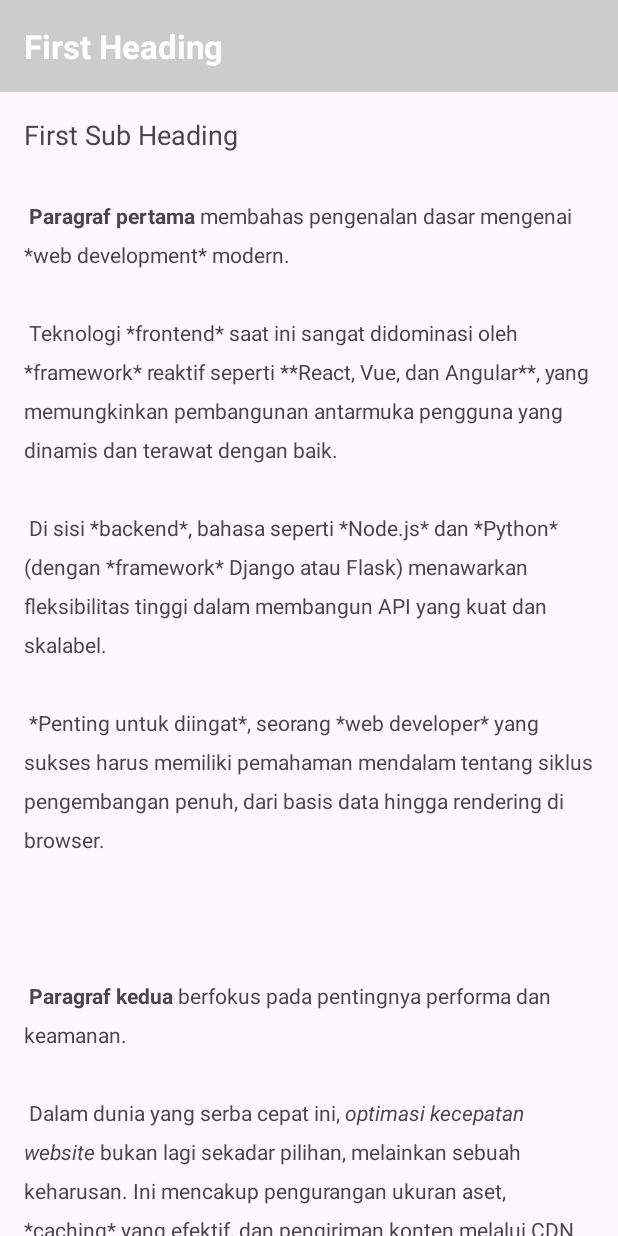
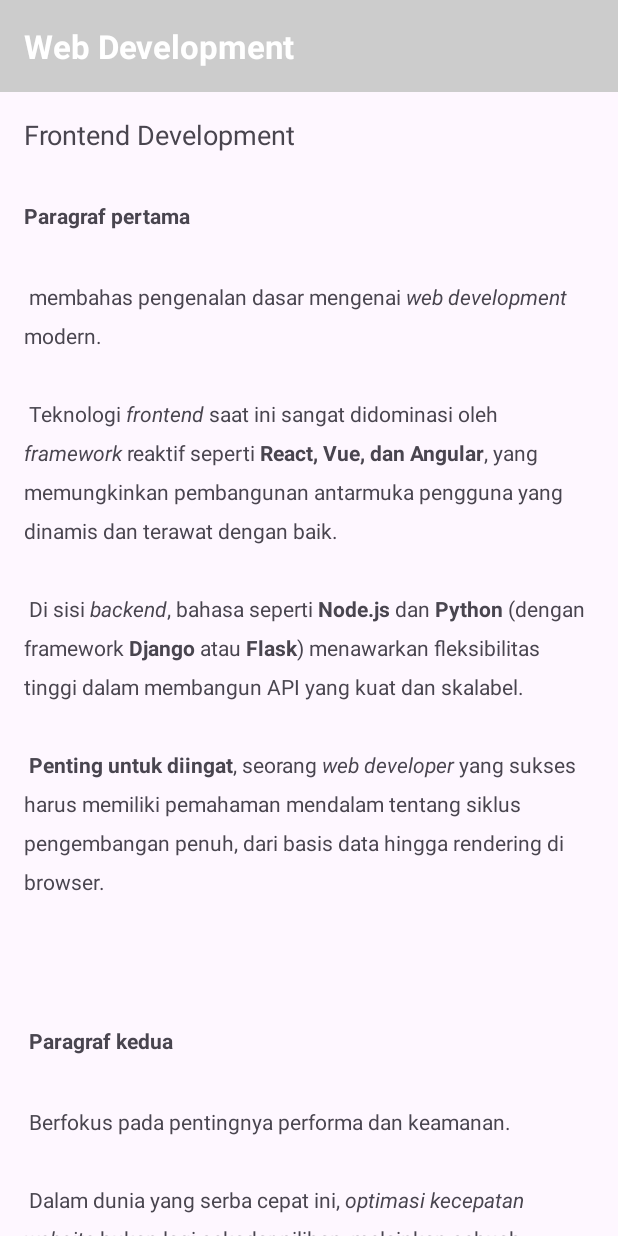
Before and after one commit to barfaibista-cmyk/android-scrolling-text, an Android app: the screen it shows after launch (MainActivity), on a phone screen of 412 x 824 dp. Run offline under Robolectric (Android 15) with nearby library versions, the phone set to English and light mode, and no system bars.

```diff
--- a/app/src/main/res/values/strings.xml
+++ b/app/src/main/res/values/strings.xml
@@ -1,24 +1,23 @@
 <?xml version="1.0" encoding="utf-8"?>
 <resources>
   <string name="app_name">Scrolling Text</string>
-  <string name="article_title">First Heading</string>
-  <string name="article_subtitle">First Sub Heading</string>
-  <string name="article_text">
-    <b>Paragraf pertama</b> membahas pengenalan dasar mengenai *web development* modern. \n\n
-    Teknologi *frontend* saat ini sangat didominasi oleh *framework* reaktif seperti **React, Vue, dan Angular**, yang memungkinkan pembangunan antarmuka pengguna yang dinamis dan terawat dengan baik.
+  <string name="article_title">Web Development</string>
+  <string name="article_subtitle">Frontend Development</string>
+  <string name="article_text"><b>Paragraf pertama</b>\n\n membahas pengenalan dasar mengenai <i>web development</i> modern. \n\n
+    Teknologi <i>frontend</i> saat ini sangat didominasi oleh <i>framework</i> reaktif seperti <b>React, Vue, dan Angular</b>, yang memungkinkan pembangunan antarmuka pengguna yang dinamis dan terawat dengan baik.
     \n\n
-    Di sisi *backend*, bahasa seperti *Node.js* dan *Python* (dengan *framework* Django atau Flask) menawarkan fleksibilitas tinggi dalam membangun API yang kuat dan skalabel.
+    Di sisi <i>backend</i>, bahasa seperti <b>Node.js</b> dan <b>Python</b> (dengan framework <b>Django</b> atau <b>Flask</b>) menawarkan fleksibilitas tinggi dalam membangun API yang kuat dan skalabel.
     \n\n
-    *Penting untuk diingat*, seorang *web developer* yang sukses harus memiliki pemahaman mendalam tentang siklus pengembangan penuh, dari basis data hingga rendering di browser.
-
+    <b>Penting untuk diingat</b>, seorang <i>web developer</i> yang sukses harus memiliki pemahaman mendalam tentang siklus pengembangan penuh, dari basis data hingga rendering di browser.
     \n\n
     \n\n
+    <b>Paragraf kedua</b>\n\n
+    Berfokus pada pentingnya performa dan keamanan.
+    \n\n
+    Dalam dunia yang serba cepat ini, <i>optimasi kecepatan website</i> bukan lagi sekadar pilihan, melainkan sebuah keharusan. Ini mencakup pengurangan ukuran aset, <i>caching</i> yang efektif, dan pengiriman konten melalui CDN (Content Delivery Network).
+    \n\n
+    Selain performa, aspek <i>keamanan</i> tidak boleh diabaikan. \n\n
+    Ancaman umum seperti <b>Cross-Site Scripting</b> (XSS) dan <b>SQL Injection</b> memerlukan perhatian serius, dan pemahaman tentang praktik pengodean yang aman adalah kunci utama untuk melindungi pengguna dan data sensitif aplikasi.
+</string>
 
-    <b>Paragraf kedua</b> berfokus pada pentingnya performa dan keamanan.
-    \n\n
-    Dalam dunia yang serba cepat ini, <i>optimasi kecepatan website</i> bukan lagi sekadar pilihan, melainkan sebuah keharusan. Ini mencakup pengurangan ukuran aset, *caching* yang efektif, dan pengiriman konten melalui CDN (Content Delivery Network).
-    \n\n
-    Selain performa, aspek **keamanan** tidak boleh diabaikan. \n\n
-    Ancaman umum seperti *Cross-Site Scripting* (XSS) dan *SQL Injection* memerlukan perhatian serius, dan pemahaman tentang praktik pengodean yang aman adalah kunci utama untuk melindungi pengguna dan data sensitif aplikasi.
-</string>
 </resources>
```
Also changed, not shown: 1 other file.
